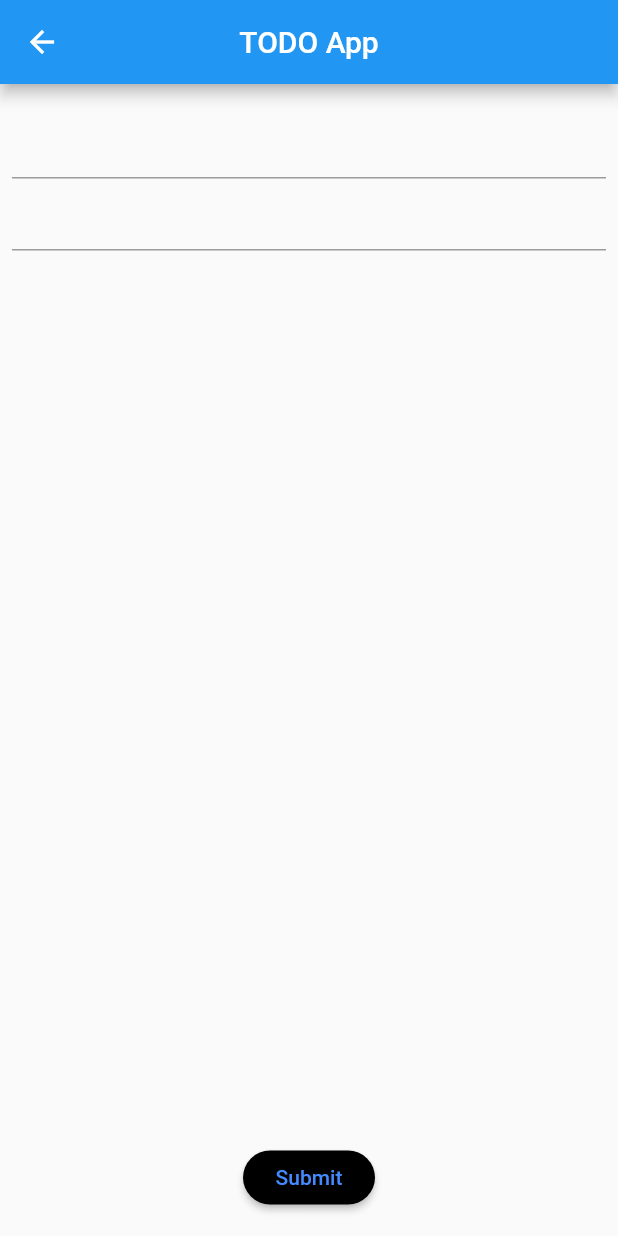
After one commit to harshgupta80700/TODO_provider, a Flutter app: the screen it shows after launch, after a tap on the "add" icon, on a phone screen of 412 x 824 dp. The commit adds this screen. Run offline on Flutter 3.47's test engine with Material 2 defaults, Android fonts, the phone set to English and light mode, and no system bars; our stand-ins replace get_it.

Commit message:
task details page added

```diff
--- a/lib/presentations/Landing.dart
+++ b/lib/presentations/Landing.dart
@@ -13,6 +13,12 @@ class Landing extends StatelessWidget {
         padding:  EdgeInsets.all(15.0),
         child: TaskPage(),
       ),
+      floatingActionButton: FloatingActionButton(
+        onPressed: (){
+          Navigator.pushNamed(context, "/taskdetails");
+        },
+        child: Icon(Icons.add),
+      ),
     );
   }
 }
--- /dev/null
+++ b/lib/presentations/Task_Details.dart
@@ -0,0 +1,43 @@
+import 'package:flutter/material.dart';
+
+class TaskDetails extends StatefulWidget {
+  @override
+  _TaskDetailsState createState() => _TaskDetailsState();
+}
+
+class _TaskDetailsState extends State<TaskDetails> {
+  @override
+  Widget build(BuildContext context) {
+    return Scaffold(
+      appBar: AppBar(
+        title: Text("TODO App"),
+        centerTitle: true,
+      ),
+      body: Padding(
+        padding:  EdgeInsets.symmetric(horizontal: 8.0, vertical: 15),
+        child: Column(
+          children: [
+            TextFormField(),
+            TextFormField(),
+            Expanded(
+              child: Column(
+                mainAxisAlignment: MainAxisAlignment.end,
+                children: [
+                  RaisedButton(
+                    onPressed: (){},
+                    color: Colors.black,
+                    textColor: Colors.blueAccent,
+                    shape: RoundedRectangleBorder(
+                      borderRadius: BorderRadius.circular(20)
+                    ),
+                    child: Text("Submit"),
+                  )
+                ],
+              ),
+            )
+          ],
+        ),
+      ),
+    );
+  }
+}
--- /dev/null
+++ b/lib/providers/taskprovider.dart
@@ -0,0 +1,7 @@
+import 'package:flutter/cupertino.dart';
+
+class TaskProvider extends ChangeNotifier{
+
+
+
+}
--- a/lib/routes/routes.dart
+++ b/lib/routes/routes.dart
@@ -1,6 +1,8 @@
 import 'package:flutter/material.dart';
 import 'package:provider_practice/presentations/Landing.dart';
+import 'package:provider_practice/presentations/Task_Details.dart';
 
 Map<String, WidgetBuilder> routes = {
-  "/" :(context) => Landing()
+  "/" :(context) => Landing(),
+  "/taskdetails": (context) => TaskDetails()
 };
```
